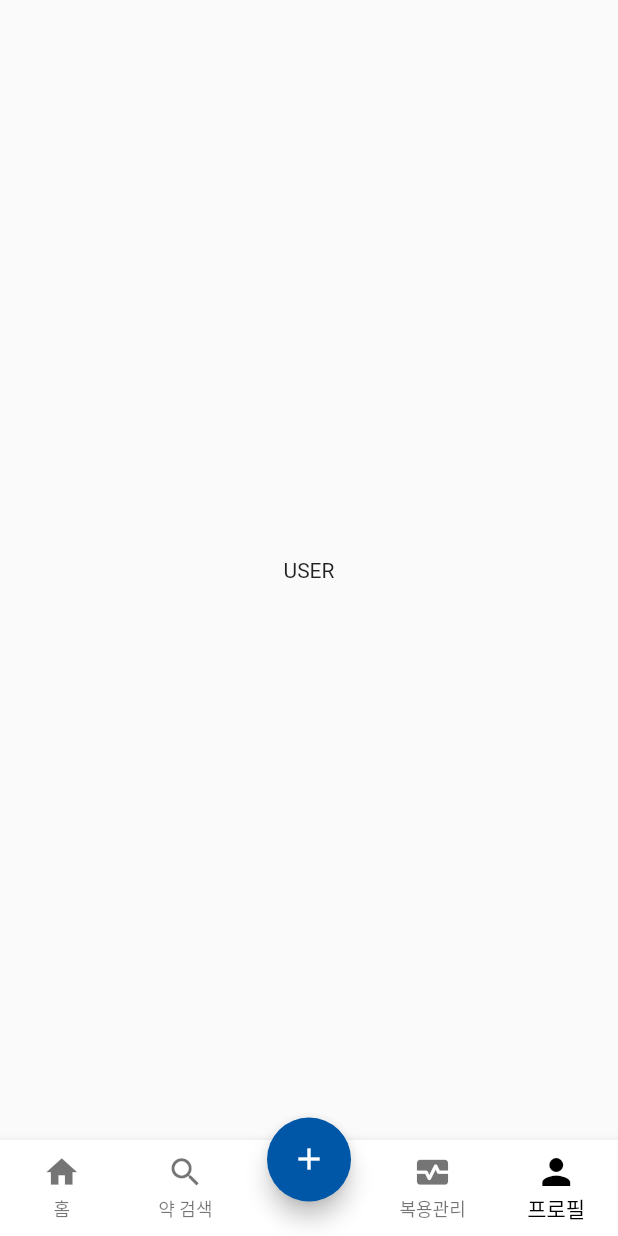
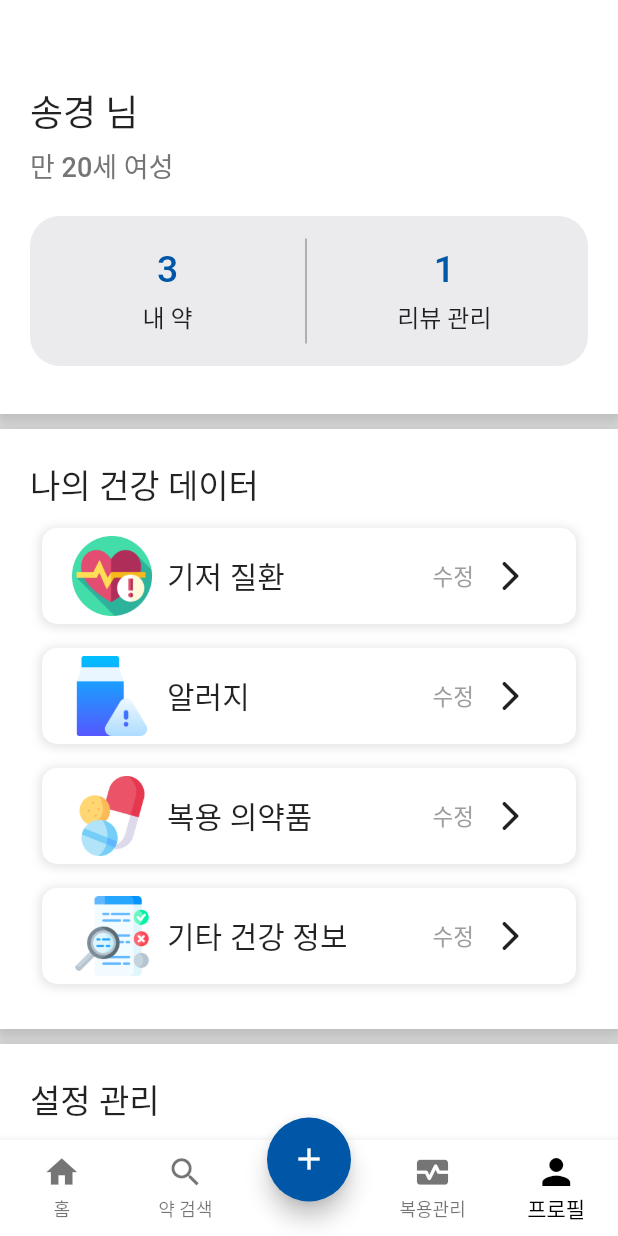
Before and after one commit to XIO1016/bogeo, a Flutter app: the App screen opened by its route, item 5 of the bottom bar chosen, on a phone screen of 412 x 824 dp. Run offline on Flutter 3.47's test engine with Material 2 defaults, Android fonts, the light colour scheme and no system bars; our stand-ins replace flutter_secure_storage, get; accounts and stored records are empty; Roboto replaces fonts that are missing (Sans).

Commit message:
UserPage UI and login error code

```diff
--- a/lib/main.dart
+++ b/lib/main.dart
@@ -28,7 +28,7 @@ class MyApp extends StatelessWidget {
         ),
       ),
       initialBinding: InitBinding(),
-      initialRoute: '/App',
+      initialRoute: '/',
       getPages: [
         GetPage(name: '/', page: () => Login()),
         GetPage(name: '/App', page: () => const App()),
--- a/lib/src/app.dart
+++ b/lib/src/app.dart
@@ -3,6 +3,7 @@
 import 'package:capstone/src/components/image_data.dart';
 import 'package:capstone/src/controller/bottom_nav_controller.dart';
 import 'package:capstone/src/pages/mainhome.dart';
+import 'package:capstone/src/pages/user.dart';
 import 'package:flutter/material.dart';
 import 'package:get/get.dart';
 
@@ -48,11 +49,7 @@ class App extends GetView<BottomNavController> {
                   child: Text('EATPILL'),
                 ),
               ),
-              Container(
-                child: Center(
-                  child: Text('USER'),
-                ),
-              ),
+              UserPage()
             ],
           ),
           bottomNavigationBar: Container(
--- a/lib/src/binding/init_bindings.dart
+++ b/lib/src/binding/init_bindings.dart
@@ -4,6 +4,7 @@ import 'package:get/get.dart';
 
 import '../controller/login/signup_button_controller.dart';
 import '../controller/mainhome_controller.dart';
+import '../controller/user_controller.dart';
 
 class InitBinding extends Bindings {
   @override
@@ -12,5 +13,6 @@ class InitBinding extends Bindings {
     Get.put(LoginButtonController(), permanent: true);
     Get.put(SignUpButtonController(), permanent: true);
     Get.put(MainHomeController(), permanent: true);
+    Get.put(UserController(), permanent: true);
   }
 }
--- a/lib/src/components/image_data.dart
+++ b/lib/src/components/image_data.dart
@@ -20,15 +20,11 @@ class ImageData extends StatelessWidget {
 }
 
 class IconsPath {
-  static String get homeOn => 'assets/images/home.png';
-  static String get homeOff => 'assets/images/homeoff.png';
-  static String get eatpillOn => 'assets/images/eatpill.png';
-  static String get eatpillOff => 'assets/images/eatpilloff.png';
-  static String get pillOn => 'assets/images/pill.png';
-  static String get pillOff => 'assets/images/pilloff.png';
-  static String get userOn => 'assets/images/user.png';
-  static String get userOff => 'assets/images/useroff.png';
-  static String get searchOn => 'assets/images/search.png';
-  static String get searchOff => 'assets/images/searchoff.png';
-  static String get plus => 'assets/images/plus.png';
+  static String get pillType1 => 'assets/images/pill1.png';
+  static String get pillType2 => 'assets/images/pill2.png';
+  static String get pillType3 => 'assets/images/pill3.png';
+  static String get disease => 'assets/images/disease.png';
+  static String get drugs => 'assets/images/drugs.png';
+  static String get allergy => 'assets/images/allergy.png';
+  static String get extra => 'assets/images/inspection.png';
 }
--- a/lib/src/controller/login/login_button_controller.dart
+++ b/lib/src/controller/login/login_button_controller.dart
@@ -67,16 +67,12 @@ class LoginButtonController extends GetxController {
       );
       print(body);
       Get.back();
-      Get.offNamed('App');
+      Get.toNamed('/App');
     } else {
       Map<String, dynamic> body = jsonDecode(request.body);
       print(body);
-      LoginError(body['message']);
+      LoginError('아이디 혹은 비밀번호가 틀렸습니다.');
     }
-    // request.post().then((value) {
-    //   Get.back();
-    //   Get.offNamed('App');
-    // }).catchError((onError) {});
   }
 
   @override
--- /dev/null
+++ b/lib/src/controller/user_controller.dart
@@ -0,0 +1,10 @@
+import 'package:get/get.dart';
+import 'package:intl/intl.dart';
+
+class UserController extends GetxController {
+  var username = "송경";
+  var userage = 20;
+  var usergen = "여성";
+  var userPill = 3;
+  var userReview = 1;
+}
--- a/lib/src/http/url.dart
+++ b/lib/src/http/url.dart
@@ -1,3 +1,3 @@
-const urlBase = 'http://7549-125-133-56-192.ngrok.io/';
+const urlBase = 'http://13.125.181.17:8080/';
 const urlLogin = 'auth/login';
 const urlSignUp = 'auth/signup';
--- /dev/null
+++ b/lib/src/pages/user.dart
@@ -0,0 +1,335 @@
+import 'package:capstone/main.dart';
+import 'package:capstone/src/components/image_data.dart';
+import 'package:capstone/src/controller/user_controller.dart';
+import 'package:flutter/material.dart';
+import 'package:get/get.dart';
+
+class UserPage extends GetView<UserController> {
+  UserPage({super.key});
+  static Color maincolor = const Color(0xff0057A8);
+
+  List datalist = ['기저 질환', '알러지', '복용 의약품', '기타 건강 정보'];
+  List iconlist = [
+    IconsPath.disease,
+    IconsPath.allergy,
+    IconsPath.drugs,
+    IconsPath.extra
+  ];
+  Widget _healthdata(int index) {
+    return Container(
+      height: 64,
+      width: Get.width,
+      margin: const EdgeInsets.symmetric(horizontal: 8, vertical: 8),
+      decoration: BoxDecoration(
+          boxShadow: [
+            BoxShadow(
+                color: Colors.grey.withOpacity(0.3),
+                spreadRadius: 1,
+                blurRadius: 5,
+                offset: Offset(0, 1.0))
+          ],
+          borderRadius: BorderRadius.all(Radius.circular(10)),
+          color: Colors.white),
+      child: Padding(
+          padding: const EdgeInsets.fromLTRB(20, 0, 20, 0),
+          child: Row(
+            mainAxisAlignment: MainAxisAlignment.spaceBetween,
+            children: [
+              Row(
+                children: [
+                  ImageData(
+                    iconlist[index],
+                    width: 80,
+                  ),
+                  SizedBox(
+                    width: 10,
+                  ),
+                  Text(
+                    '${datalist[index]}',
+                    style: const TextStyle(
+                        fontFamily: 'Sans',
+                        fontSize: 20,
+                        fontWeight: FontWeight.w500),
+                  ),
+                ],
+              ),
+              Row(
+                children: [
+                  const Text(
+                    '수정',
+                    style: TextStyle(
+                        fontFamily: 'Sans',
+                        fontSize: 15,
+                        color: Colors.grey,
+                        fontWeight: FontWeight.w500),
+                  ),
+                  IconButton(
+                    onPressed: () {
+                      switch (index) {
+                        case 0:
+                        case 1:
+                        case 2:
+                        case 3:
+                          Get.toNamed('/Eatpill');
+                      }
+                    },
+                    icon: Icon(
+                      IconData(0xf579,
+                          fontFamily: 'MaterialIcons',
+                          matchTextDirection: true),
+                    ),
+                  ),
+                ],
+              )
+            ],
+          )),
+    );
+  }
+
+  @override
+  Widget build(BuildContext context) {
+    return Scaffold(
+      backgroundColor: Colors.grey[300],
+      appBar: AppBar(
+        elevation: 0,
+      ),
+      body: ScrollConfiguration(
+        behavior: const ScrollBehavior().copyWith(overscroll: false),
+        child: ListView(
+          children: [
+            Column(
+              children: [
+                Container(
+                  decoration: BoxDecoration(
+                    color: Colors.white,
+                    boxShadow: [
+                      BoxShadow(
+                        color: Colors.grey.withOpacity(0.5),
+                        spreadRadius: 3,
+                        blurRadius: 5,
+                        offset:
+                            const Offset(0, 3), // changes position of shadow
+                      ),
+                    ],
+                  ),
+                  height: 220,
+                  width: Get.width,
+                  child: Column(
+                    children: [
+                      Padding(
+                          padding: const EdgeInsets.fromLTRB(20.0, 0, 20, 0),
+                          child: Container(
+                            width: Get.width,
+                            child: (Column(
+                              crossAxisAlignment: CrossAxisAlignment.start,
+                              children: [
+                                Text(
+                                  '${controller.username} 님',
+                                  style: const TextStyle(
+                                      fontFamily: 'Sans',
+                                      fontSize: 24,
+                                      fontWeight: FontWeight.w500),
+                                ),
+                                const SizedBox(
+                                  height: 5,
+                                ),
+                                Text(
+                                  '만 ${controller.userage}세 ${controller.usergen}',
+                                  style: TextStyle(
+                                      fontFamily: 'Sans',
+                                      fontSize: 18,
+                                      color: Colors.grey[600],
+                                      fontWeight: FontWeight.w500),
+                                ),
+                                const SizedBox(
+                                  height: 20,
+                                ),
+                                Container(
+                                  decoration: BoxDecoration(
+                                      color: Color.fromARGB(255, 154, 157, 165)
+                                          .withOpacity(0.2),
+                                      borderRadius: BorderRadius.circular(20)),
+                                  width: Get.width - 40,
+                                  height: 100,
+                                  child: Row(
+                                    children: [
+                                      GestureDetector(
+                                        onTap: () => Get.toNamed('/Eatpill'),
+                                        child: SizedBox(
+                                          width: (Get.width - 45) / 2,
+                                          child: Column(
+                                            mainAxisAlignment:
+                                                MainAxisAlignment.center,
+                                            children: [
+                                              Text(
+                                                '${controller.userPill}',
+                                                style: TextStyle(
+                                                    fontFamily: 'Sans',
+                                                    fontSize: 25,
+                                                    color: maincolor,
+                                                    fontWeight:
+                                                        FontWeight.w500),
+                                              ),
+                                              const SizedBox(
+                                                height: 5,
+                                              ),
+                                              const Text(
+                                                '내 약',
+                                                style: TextStyle(
+                                                    fontFamily: 'Sans',
+                                                    fontSize: 16),
+                                              )
+                                            ],
+                                          ),
+                                        ),
+                                      ),
+                                      Container(
+                                        width: 1,
+                                        height: 70,
+                                        color:
+                                            Color.fromARGB(255, 156, 154, 154),
+                                      ),
+                                      GestureDetector(
+                                        onTap: () => Get.toNamed('/Eatpill'),
+                                        child: SizedBox(
+                                          width: (Get.width - 45) / 2,
+                                          child: Column(
+                                            mainAxisAlignment:
+                                                MainAxisAlignment.center,
+                                            children: [
+                                              Text(
+                                                '${controller.userReview}',
+                                                style: TextStyle(
+                                                    fontFamily: 'Sans',
+                                                    fontSize: 25,
+                                                    color: maincolor,
+                                                    fontWeight:
+                                                        FontWeight.w500),
+                                              ),
+                                              const SizedBox(
+                                                height: 5,
+                                              ),
+                                              const Text(
+                                                '리뷰 관리',
+                                                style: TextStyle(
+                                                    fontFamily: 'Sans',
+                                                    fontSize: 16),
+                                              )
+                                            ],
+                                          ),
+                                        ),
+                                      ),
+                                    ],
+                                  ),
+                                )
+                              ],
+                            )),
+                          )),
+                    ],
+                  ),
+                ),
+                const SizedBox(
+                  height: 10,
+                ),
+                Container(
+                  width: Get.width,
+                  height: 400,
+                  decoration: BoxDecoration(
+                    color: Colors.white,
+                    boxShadow: [
+                      BoxShadow(
+                        color: Colors.grey.withOpacity(0.5),
+                        spreadRadius: 3,
+                        blurRadius: 5,
+                        offset: Offset(0, 3), // changes position of shadow
+                      ),
+                    ],
+                  ),
+                  child: Padding(
+                    padding: const EdgeInsets.all(20.0),
+                    child: Column(
+                      crossAxisAlignment: CrossAxisAlignment.start,
+                      children: [
+                        const Text(
+                          '나의 건강 데이터',
+                          style: TextStyle(
+                              fontFamily: 'Sans',
+                              fontSize: 22,
+                              fontWeight: FontWeight.w500),
+                        ),
+                        const SizedBox(
+                          height: 5,
+                        ),
+                        _healthdata(0),
+                        _healthdata(1),
+                        _healthdata(2),
+                        _healthdata(3),
+                      ],
+                    ),
+                  ),
+                ),
+                const SizedBox(
+                  height: 10,
+                ),
+                Container(
+                  width: Get.width,
+                  height: 120,
+                  decoration: BoxDecoration(
+                    color: Colors.white,
+                    boxShadow: [
+                      BoxShadow(
+                        color: Colors.grey.withOpacity(0.5),
+                        spreadRadius: 3,
+                        blurRadius: 5,
+                        offset: Offset(0, 3), // changes position of shadow
+                      ),
+                    ],
+                  ),
+                  child: Padding(
+                    padding: const EdgeInsets.all(20.0),
+                    child: Column(
+                      crossAxisAlignment: CrossAxisAlignment.start,
+                      children: [
+                        const Text(
+                          '설정 관리',
+                          style: TextStyle(
+                              fontFamily: 'Sans',
+                              fontSize: 22,
+                              fontWeight: FontWeight.w500),
+                        ),
+                        const SizedBox(
+                          height: 15,
+                        ),
+                        Row(
+                          children: [
+                            const SizedBox(
+                              width: 20,
+                            ),
+                            const Icon(
+                              Icons.notifications,
+                              color: Colors.grey,
+                            ),
+                            const SizedBox(
+                              width: 30,
+                            ),
+                            const Text(
+                              '알림 설정',
+                              style: TextStyle(
+                                  fontFamily: 'Sans',
+                                  fontSize: 18,
+                                  color: Colors.grey),
+                            ),
+                          ],
+                        ),
+                      ],
+                    ),
+                  ),
+                ),
+              ],
+            ),
+          ],
+        ),
+      ),
+    );
+  }
+}
```
Also changed, not shown: lib/src/controller/login/signup_button_controller.dart (+92 -27 lines), lib/src/controller/mainhome_controller.dart (+20 -0 lines), lib/src/pages/mainhome.dart (+14 -2 lines), lib/src/pages/signup.dart (+7 -9 lines), assets/images/allergy.png (added), assets/images/disease.png (added), assets/images/drugs.png (added), assets/images/inspection.png (added), assets/images/pill1.png (added), assets/images/pill2.png (added), assets/images/pill3.png (added).
